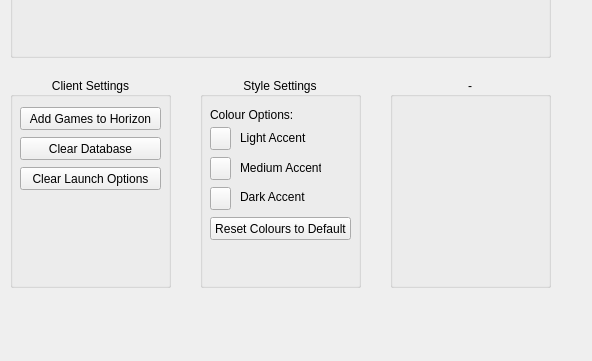
The window that Resource/UI/Settings.ui (HorizonLauncher/Client) describes before a commit, drawn with Qt 5; both pictures show x 0 to 592 and y 183 to 544 of the 592 by 544 pixel window.
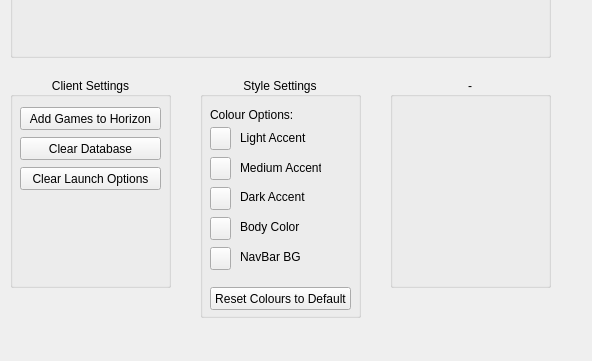
The same window after the commit.

Commit message: Fix errors caused because I didn't update Settings.ui

Diff of the .ui file:
```diff
--- a/Resource/UI/Settings.ui
+++ b/Resource/UI/Settings.ui
@@ -74,7 +74,7 @@
      <x>200</x>
      <y>260</y>
      <width>161</width>
-     <height>211</height>
+     <height>241</height>
     </rect>
    </property>
    <property name="title">
@@ -181,7 +181,7 @@
     <property name="geometry">
      <rect>
       <x>10</x>
-      <y>140</y>
+      <y>210</y>
       <width>141</width>
       <height>23</height>
      </rect>
@@ -190,6 +190,58 @@
      <string>Reset Colours to Default</string>
     </property>
    </widget>
+   <widget class="QLabel" name="label_6">
+    <property name="geometry">
+     <rect>
+      <x>40</x>
+      <y>140</y>
+      <width>81</width>
+      <height>20</height>
+     </rect>
+    </property>
+    <property name="text">
+     <string>Body Color</string>
+    </property>
+   </widget>
+   <widget class="QPushButton" name="BodyColor">
+    <property name="geometry">
+     <rect>
+      <x>10</x>
+      <y>140</y>
+      <width>21</width>
+      <height>23</height>
+     </rect>
+    </property>
+    <property name="text">
+     <string/>
+    </property>
+   </widget>
+   <widget class="QLabel" name="label_7">
+    <property name="geometry">
+     <rect>
+      <x>40</x>
+      <y>170</y>
+      <width>81</width>
+      <height>20</height>
+     </rect>
+    </property>
+    <property name="text">
+     <string>NavBar BG</string>
+    </property>
+   </widget>
+   <widget class="QPushButton" name="NavbarBG">
+    <property name="geometry">
+     <rect>
+      <x>10</x>
+      <y>170</y>
+      <width>21</width>
+      <height>23</height>
+     </rect>
+    </property>
+    <property name="text">
+     <string/>
+    </property>
+   </widget>
   </widget>
   <widget class="QGroupBox" name="UserSettingsBox">
    <property name="geometry">
```
